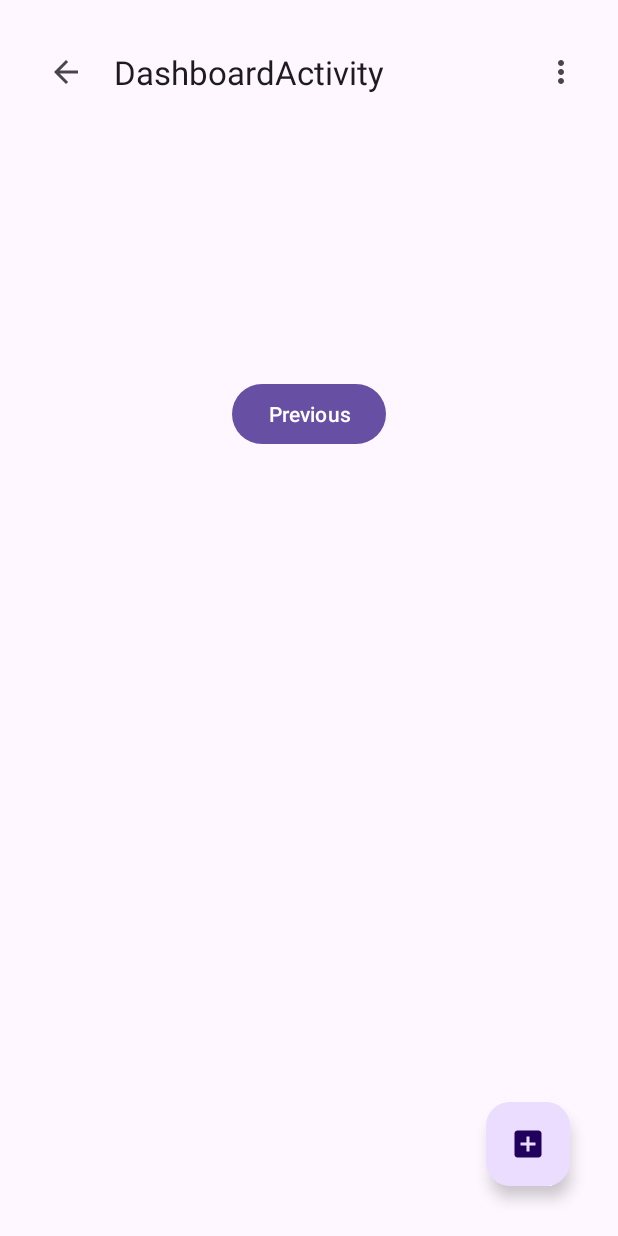
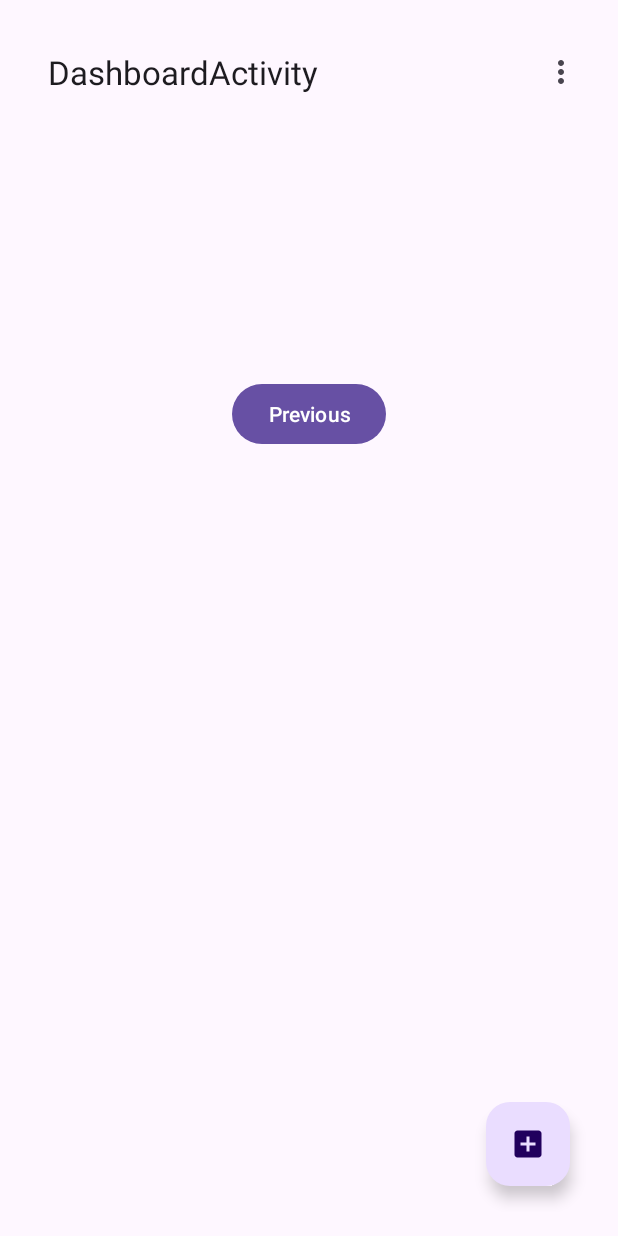
Before and after one commit to suryaLuqman/24001121-synrgy7-slf-note-taking-ch4, an Android app: the screen it shows after launch (MainActivity), after a tap on "Sign in", on a phone screen of 412 x 824 dp. Run offline under Robolectric (Android 15) with nearby library versions, the phone set to English and light mode, and no system bars.

```diff
--- /dev/null
+++ b/app/src/main/java/com/slf/latihanch4/data/SharedPreferencesHelper.kt
@@ -0,0 +1,19 @@
+package com.slf.latihanch4.data
+
+import android.content.Context
+
+object SharedPreferencesHelper {
+    private const val PREF_NAME = "MyPrefs"
+    private const val KEY_IS_LOGIN = "isLogin"
+
+    fun setIsLogin(context: Context, isLogin: Boolean) {
+        val editor = context.getSharedPreferences(PREF_NAME, Context.MODE_PRIVATE).edit()
+        editor.putBoolean(KEY_IS_LOGIN, isLogin)
+        editor.apply()
+    }
+
+    fun getIsLogin(context: Context): Boolean {
+        val prefs = context.getSharedPreferences(PREF_NAME, Context.MODE_PRIVATE)
+        return prefs.getBoolean(KEY_IS_LOGIN, false)
+    }
+}
--- a/app/src/main/java/com/slf/latihanch4/DashboardFragment.kt
+++ b/app/src/main/java/com/slf/latihanch4/ui/dashboard/DashboardFragment.kt
@@ -1,9 +1,10 @@
-package com.slf.latihanch4
+package com.slf.latihanch4.ui.dashboard
 
 import android.os.Bundle
 import android.view.LayoutInflater
 import android.view.Menu
 import android.view.MenuInflater
+import android.view.MenuItem
 import android.view.View
 import android.view.ViewGroup
 import androidx.appcompat.app.AppCompatActivity
@@ -11,6 +12,8 @@ import androidx.appcompat.widget.Toolbar
 import androidx.fragment.app.Fragment
 import androidx.navigation.fragment.findNavController
 import com.google.android.material.snackbar.Snackbar
+import com.slf.latihanch4.R
+import com.slf.latihanch4.data.SharedPreferencesHelper
 import com.slf.latihanch4.databinding.FragmentDashboardBinding
 
 class DashboardFragment : Fragment() {
@@ -34,12 +37,6 @@ class DashboardFragment : Fragment() {
         val toolbar = view.findViewById<Toolbar>(R.id.toolbar)
         (activity as AppCompatActivity).setSupportActionBar(toolbar)
         (activity as AppCompatActivity).supportActionBar?.title = getString(R.string.title_activity_dashboard)
-        (activity as AppCompatActivity).supportActionBar?.setDisplayHomeAsUpEnabled(true)
-
-        // Atur navigasi kembali ke LoginFragment
-        toolbar.setNavigationOnClickListener {
-            findNavController().navigate(R.id.action_DashboardFragment_to_LoginFragment)
-        }
 
         binding.buttonSecond.setOnClickListener {
             findNavController().navigate(R.id.action_DashboardFragment_to_LoginFragment)
@@ -56,10 +53,19 @@ class DashboardFragment : Fragment() {
         // Inflate the menu
         inflater.inflate(R.menu.menu_main, menu)
         menu.findItem(R.id.action_settings).setOnMenuItemClickListener {
-            findNavController().navigate(R.id.action_DashboardFragment_to_LoginFragment)
+            // Panggil metode untuk logout dan hapus data login dari SharedPreferences
+            logout()
+            //findNavController().navigate(R.id.action_DashboardFragment_to_LoginFragment)
             true
         }
         super.onCreateOptionsMenu(menu, inflater)
+    }
+
+    private fun logout() {
+        // Panggil metode untuk menghapus data login dari SharedPreferences
+        SharedPreferencesHelper.setIsLogin(requireContext(), false)
+        // Navigasi ke halaman login
+        findNavController().navigate(R.id.action_DashboardFragment_to_LoginFragment)
     }
 
     override fun onDestroyView() {
--- /dev/null
+++ b/app/src/main/java/com/slf/latihanch4/ui/dashboard/DashboardViewModel.kt
@@ -0,0 +1,4 @@
+package com.slf.latihanch4.ui.dashboard
+
+class DashboardViewModel {
+}
--- a/app/src/main/java/com/slf/latihanch4/LoginFragment.kt
+++ b/app/src/main/java/com/slf/latihanch4/ui/login/LoginFragment.kt
@@ -1,6 +1,9 @@
-package com.slf.latihanch4
+package com.slf.latihanch4.ui.login
 
+import android.content.Context
+import android.content.SharedPreferences
 import android.os.Bundle
+import android.util.Log
 import androidx.fragment.app.Fragment
 import android.view.LayoutInflater
 import android.view.View
@@ -8,12 +11,16 @@ import android.view.ViewGroup
 import androidx.appcompat.app.AppCompatActivity
 import androidx.appcompat.widget.Toolbar
 import androidx.navigation.fragment.findNavController
+import com.slf.latihanch4.R
+import com.slf.latihanch4.data.SharedPreferencesHelper
 import com.slf.latihanch4.databinding.FragmentLoginBinding
 
 class LoginFragment : Fragment() {
 
     private var _binding: FragmentLoginBinding? = null
     private val binding get() = _binding!!
+
+    private lateinit var sharedPreferences: SharedPreferences
 
     override fun onCreateView(
         inflater: LayoutInflater, container: ViewGroup?,
@@ -28,12 +35,27 @@ class LoginFragment : Fragment() {
     override fun onViewCreated(view: View, savedInstanceState: Bundle?) {
         super.onViewCreated(view, savedInstanceState)
 
+        // Inisialisasi SharedPreferences
+        sharedPreferences = requireActivity().getSharedPreferences("MyPrefs", Context.MODE_PRIVATE)
+
+        // Cek apakah pengguna sudah login sebelumnya
+        val isUserLoggedIn = SharedPreferencesHelper.getIsLogin(requireContext())
+        Log.d("LoginFragment", "Is user logged in: $isUserLoggedIn")
+
+        if (isUserLoggedIn) {
+            // Jika sudah login, langsung arahkan ke halaman Dashboard
+            findNavController().navigate(R.id.action_LoginFragment_to_SecondFragment)
+            return // Keluar dari onViewCreated agar kode di bawahnya tidak dieksekusi
+        }
+
         // Atur toolbar
         val toolbar = view.findViewById<Toolbar>(R.id.toolbar)
         (activity as AppCompatActivity).setSupportActionBar(toolbar)
         (activity as AppCompatActivity).supportActionBar?.title = getString(R.string.title_activity_login)
 
         binding.buttonSignin.setOnClickListener {
+            // Panggil metode untuk menyimpan status login ketika berhasil login
+            saveLoginStatus()
             findNavController().navigate(R.id.action_LoginFragment_to_SecondFragment)
         }
 
@@ -42,6 +64,11 @@ class LoginFragment : Fragment() {
         }
     }
 
+    private fun saveLoginStatus() {
+        // Panggil metode untuk menyimpan status login ke SharedPreferences
+        SharedPreferencesHelper.setIsLogin(requireContext(), true)
+    }
+
     override fun onDestroyView() {
         super.onDestroyView()
         _binding = null
--- /dev/null
+++ b/app/src/main/java/com/slf/latihanch4/ui/login/LoginViewModel.kt
@@ -0,0 +1,4 @@
+package com.slf.latihanch4.ui.login
+
+class LoginViewModel {
+}
--- a/app/src/main/java/com/slf/latihanch4/RegisterFragment.kt
+++ b/app/src/main/java/com/slf/latihanch4/ui/register/RegisterFragment.kt
@@ -1,4 +1,4 @@
-package com.slf.latihanch4
+package com.slf.latihanch4.ui.register
 
 import android.os.Bundle
 import androidx.fragment.app.Fragment
@@ -9,6 +9,7 @@ import androidx.navigation.fragment.findNavController
 import com.slf.latihanch4.databinding.FragmentRegisterBinding
 import androidx.appcompat.app.AppCompatActivity
 import androidx.appcompat.widget.Toolbar
+import com.slf.latihanch4.R
 
 class RegisterFragment : Fragment() {
 
--- /dev/null
+++ b/app/src/main/java/com/slf/latihanch4/ui/util/Constants.kt
@@ -0,0 +1,4 @@
+package com.slf.latihanch4.ui.util
+
+class Constants {
+}
--- a/app/src/main/res/layout/fragment_dashboard.xml
+++ b/app/src/main/res/layout/fragment_dashboard.xml
@@ -4,7 +4,7 @@
     android:layout_width="match_parent"
     android:layout_height="match_parent"
     android:padding="16dp"
-    tools:context=".DashboardFragment">
+    tools:context=".ui.dashboard.DashboardFragment">
 
     <com.google.android.material.appbar.MaterialToolbar
         android:id="@+id/toolbar"
--- a/app/src/main/res/layout/fragment_login.xml
+++ b/app/src/main/res/layout/fragment_login.xml
@@ -3,7 +3,7 @@
     xmlns:tools="http://schemas.android.com/tools"
     android:layout_width="match_parent"
     android:layout_height="match_parent"
-    tools:context=".LoginFragment">
+    tools:context=".ui.login.LoginFragment">
 
     <androidx.constraintlayout.widget.ConstraintLayout
         android:layout_width="match_parent"
--- a/app/src/main/res/layout/fragment_register.xml
+++ b/app/src/main/res/layout/fragment_register.xml
@@ -3,7 +3,7 @@
     xmlns:tools="http://schemas.android.com/tools"
     android:layout_width="match_parent"
     android:layout_height="match_parent"
-    tools:context=".RegisterFragment">
+    tools:context=".ui.register.RegisterFragment">
     <androidx.constraintlayout.widget.ConstraintLayout
         android:layout_width="match_parent"
         android:layout_height="match_parent"
--- a/app/src/main/res/navigation/nav_graph.xml
+++ b/app/src/main/res/navigation/nav_graph.xml
@@ -7,7 +7,7 @@
 
     <fragment
         android:id="@+id/LoginFragment"
-        android:name="com.slf.latihanch4.LoginFragment"
+        android:name="com.slf.latihanch4.ui.login.LoginFragment"
         android:label="@string/title_activity_login"
         tools:layout="@layout/fragment_login">
 
@@ -21,7 +21,7 @@
     </fragment>
     <fragment
         android:id="@+id/DashboardFragment"
-        android:name="com.slf.latihanch4.DashboardFragment"
+        android:name="com.slf.latihanch4.ui.dashboard.DashboardFragment"
         android:label="@string/welcome"
         tools:layout="@layout/fragment_dashboard">
 
@@ -31,7 +31,7 @@
     </fragment>
     <fragment
         android:id="@+id/registerFragment"
-        android:name="com.slf.latihanch4.RegisterFragment"
+        android:name="com.slf.latihanch4.ui.register.RegisterFragment"
         android:label="Register"
         tools:layout="@layout/fragment_register" >
         <action
```
